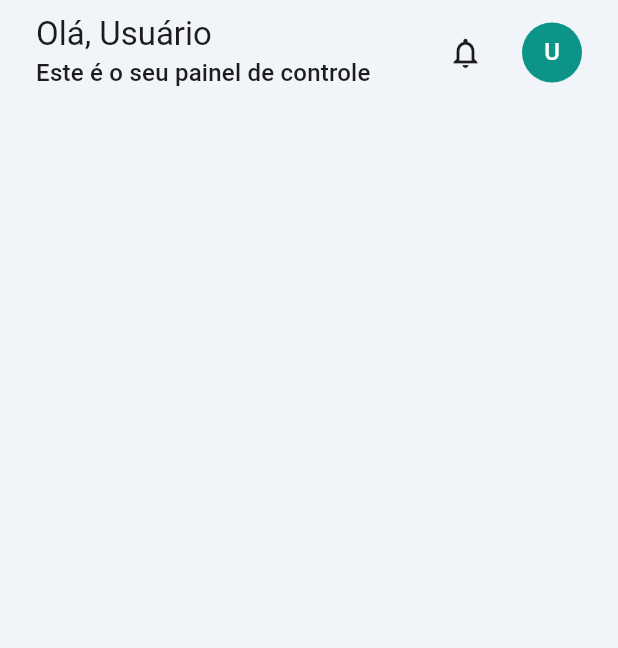
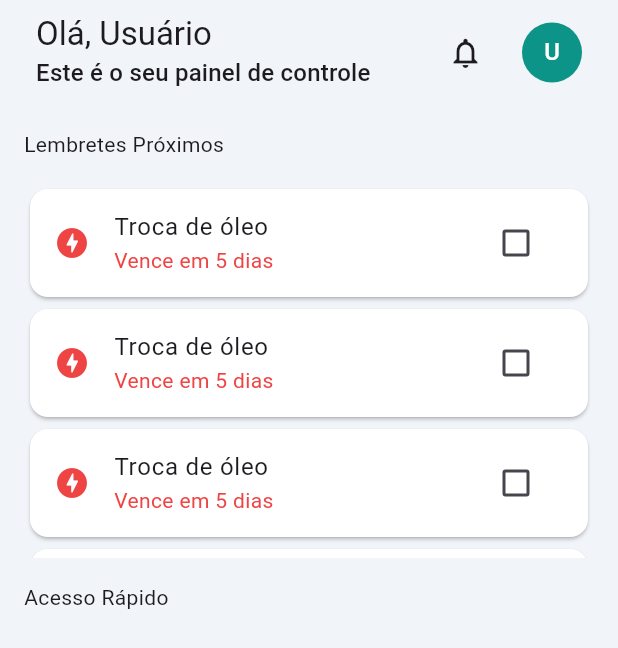
Before and after one commit to marceloboas10/motApp, a Flutter app: the HomePage screen opened directly, on a phone screen of 412 x 824 dp. Shown: the top 648 px of the screen. Run offline on Flutter 3.47's test engine with Material 3 defaults, Android fonts, the phone set to English and light mode, and no system bars; our stand-ins replace cloud_firestore, firebase_auth, firebase_core; accounts and stored records are empty.

Commit message:
reminder_home_component done

```diff
--- /dev/null
+++ b/lib/app/components/reminder_home_component.dart
@@ -0,0 +1,17 @@
+import 'package:flutter/material.dart';
+import 'package:motapp/app/widgets/reminder_widget.dart';
+
+class ReminderHomeComponent extends StatelessWidget {
+  const ReminderHomeComponent({super.key});
+
+  @override
+  Widget build(BuildContext context) {
+    return SizedBox(
+      height: 250,
+      child: ListView.builder(
+        itemCount: 14,
+        itemBuilder: (context, index) => ReminderWidget(),
+      ),
+    );
+  }
+}
--- a/lib/app/motapp.dart
+++ b/lib/app/motapp.dart
@@ -1,17 +1,17 @@
 import 'package:flutter/material.dart';
+import 'package:motapp/app/pages/home_page.dart';
 import 'package:motapp/app/pages/login_page.dart';
 import 'package:motapp/app/theme/app_theme.dart';
 
 class Motapp extends StatelessWidget {
-
-  const Motapp({ super.key });
+  const Motapp({super.key});
 
   @override
   Widget build(BuildContext context) {
     return MaterialApp(
       debugShowCheckedModeBanner: false,
       theme: AppTheme.light,
-        home: LoginPage(),
+      home: HomePage(),
     );
   }
 }
--- a/lib/app/pages/home_page.dart
+++ b/lib/app/pages/home_page.dart
@@ -1,4 +1,6 @@
 import 'package:flutter/material.dart';
+import 'package:motapp/app/components/reminder_home_component.dart';
+import 'package:motapp/app/widgets/reminder_widget.dart';
 import 'package:motapp/app/theme/light/light_colors.dart';
 import 'package:motapp/app/widgets/home_app_bar_widget.dart';
 
@@ -18,7 +20,24 @@ class _HomePageState extends State<HomePage> {
           title: 'Olá, Usuário',
           subtitle: 'Este é o seu painel de controle',
         ),
-        body: Container(),
+        body: Padding(
+          padding: const EdgeInsets.all(16.0),
+          child: Column(
+            crossAxisAlignment: CrossAxisAlignment.start,
+            children: [
+              Padding(
+                padding: const EdgeInsets.only(bottom: 16.0),
+                child: Text('Lembretes Próximos'),
+              ),
+              ReminderHomeComponent(),
+              Padding(
+                padding: const EdgeInsets.only(top: 16, bottom: 16),
+                child: Text('Acesso Rápido'),
+
+              ),Row(children: [],)
+            ],
+          ),
+        ),
       ),
     );
   }
--- /dev/null
+++ b/lib/app/widgets/reminder_widget.dart
@@ -0,0 +1,37 @@
+import 'package:flutter/material.dart';
+import 'package:motapp/app/theme/light/light_colors.dart';
+
+class ReminderWidget extends StatefulWidget {
+  const ReminderWidget({super.key});
+
+  @override
+  State<ReminderWidget> createState() => _ReminderHomeState();
+}
+
+bool? isSelected = false;
+
+class _ReminderHomeState extends State<ReminderWidget> {
+  @override
+  Widget build(BuildContext context) {
+    return Card(
+      color: Colors.white,
+      child: ListTile(
+        leading: Icon(Icons.offline_bolt_rounded, color: LightColors.buttonRed),
+        title: Text('Troca de óleo'),
+        subtitle: Text(
+          'Vence em 5 dias',
+          style: TextStyle(color: LightColors.buttonRed),
+        ),
+        trailing: Checkbox(
+          value: isSelected,
+          activeColor: LightColors.iconColorGreen,
+          onChanged: (value) {
+            setState(() {
+              isSelected = value;
+            });
+          },
+        ),
+      ),
+    );
+  }
+}
```
Lines whose indentation alone changed are shown as unchanged.
